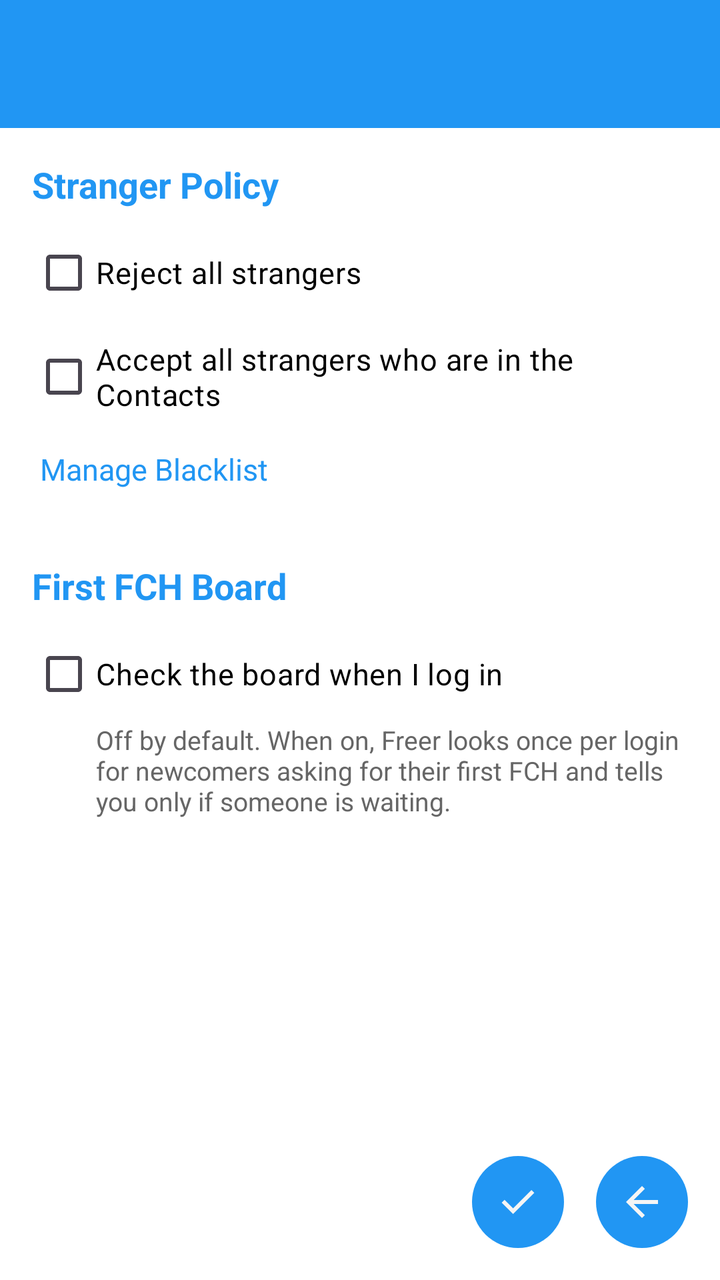
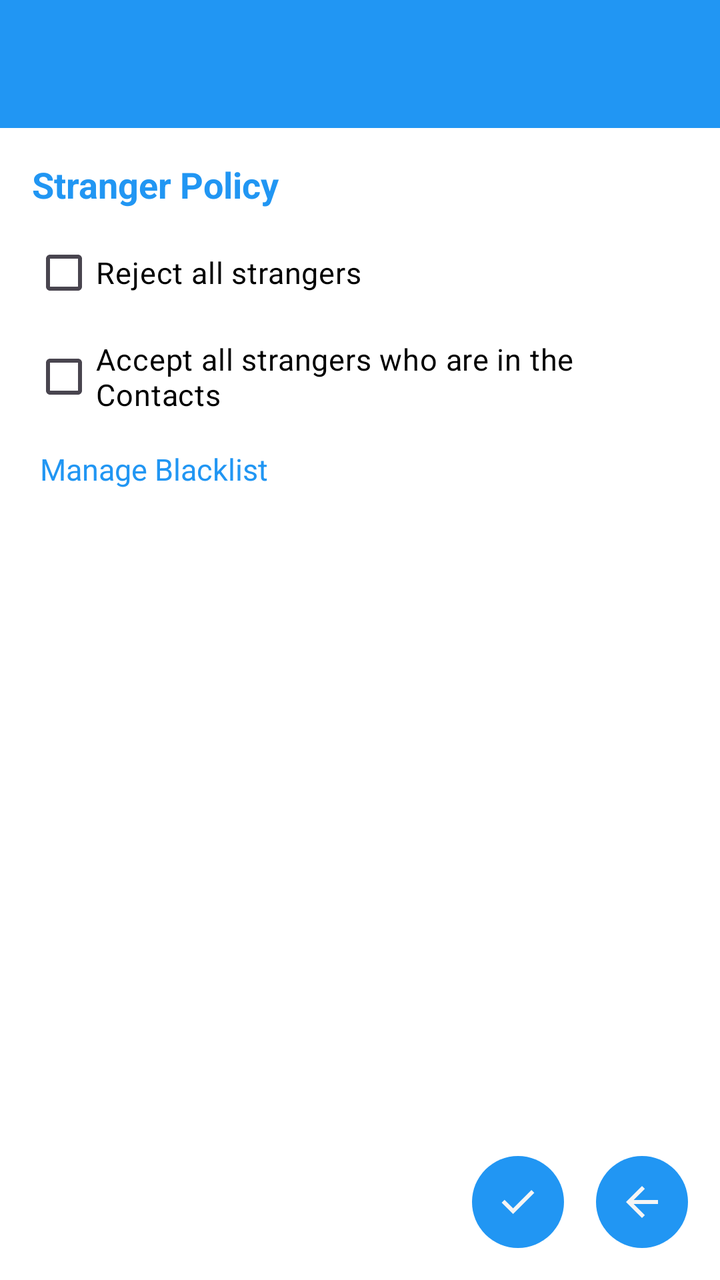

An Android layout rendered at two revisions. The XML below is the earlier revision; the diff shows what the commit changed to produce the second picture.
<!-- AndroidManifest.xml: application theme Theme.Freer -->
<!-- res/layout/activity_p2p_chat_settings.xml -->
<?xml version="1.0" encoding="utf-8"?>
<LinearLayout xmlns:android="http://schemas.android.com/apk/res/android"
    xmlns:app="http://schemas.android.com/apk/res-auto"
    android:layout_width="match_parent"
    android:layout_height="match_parent"
    android:orientation="vertical">

    <include layout="@layout/common_toolbar" />

    <ScrollView
        android:id="@+id/scroll_view"
        android:layout_width="match_parent"
        android:layout_height="0dp"
        android:layout_weight="1"
        android:fillViewport="true">

        <LinearLayout
            android:layout_width="match_parent"
            android:layout_height="wrap_content"
            android:orientation="vertical"
            android:padding="16dp">

            
            <TextView
                android:layout_width="match_parent"
                android:layout_height="wrap_content"
                android:text="@string/stranger_policy"
                android:textColor="@color/colorAccent"
                android:textSize="18sp"
                android:textStyle="bold"
                android:layout_marginBottom="8dp" />

            <CheckBox
                android:id="@+id/cb_reject_all_strangers"
                android:layout_width="match_parent"
                android:layout_height="wrap_content"
                android:text="@string/reject_all_strangers"
                android:textColor="@color/text"
                android:textSize="15sp"
                android:layout_marginBottom="4dp" />

            <CheckBox
                android:id="@+id/cb_auto_accept_contacts"
                android:layout_width="match_parent"
                android:layout_height="wrap_content"
                android:text="@string/auto_accept_contact_strangers"
                android:textColor="@color/text"
                android:textSize="15sp"
                android:layout_marginBottom="8dp" />

            <TextView
                android:id="@+id/link_manage_blacklist"
                android:layout_width="wrap_content"
                android:layout_height="wrap_content"
                android:text="@string/manage_blacklist"
                android:textColor="@color/colorAccent"
                android:textSize="15sp"
                android:clickable="true"
                android:focusable="true"
                android:padding="4dp"
                android:layout_marginBottom="16dp" />

            
            <TextView
                android:layout_width="match_parent"
                android:layout_height="wrap_content"
                android:text="@string/first_fch_board_name"
                android:textColor="@color/colorAccent"
                android:textSize="18sp"
                android:textStyle="bold"
                android:layout_marginTop="16dp"
                android:layout_marginBottom="8dp" />

            <CheckBox
                android:id="@+id/cb_check_board_at_login"
                android:layout_width="match_parent"
                android:layout_height="wrap_content"
                android:text="@string/check_board_at_login"
                android:textColor="@color/text"
                android:textSize="15sp" />

            <TextView
                android:layout_width="match_parent"
                android:layout_height="wrap_content"
                android:text="@string/check_board_at_login_hint"
                android:textColor="@color/text_secondary"
                android:textSize="13sp"
                android:layout_marginStart="32dp"
                android:layout_marginBottom="16dp" />

        </LinearLayout>

    </ScrollView>

    <LinearLayout
        android:layout_width="match_parent"
        android:layout_height="wrap_content"
        android:orientation="horizontal"
        android:gravity="end"
        android:padding="8dp">

        <ImageButton
            android:id="@+id/save_button"
            style="@style/ImageButtonStyle"
            android:src="@drawable/ic_tick"
            android:contentDescription="@string/save" />

        <ImageButton
            android:id="@+id/back_button"
            style="@style/ImageButtonStyle"
            android:src="@drawable/ic_back"
            android:contentDescription="@string/back" />

    </LinearLayout>

</LinearLayout>
<!-- res/layout/common_toolbar.xml (included above) -->
<?xml version="1.0" encoding="utf-8"?>
<androidx.appcompat.widget.Toolbar xmlns:android="http://schemas.android.com/apk/res/android"
    xmlns:app="http://schemas.android.com/apk/res-auto"
    android:id="@+id/toolbar"
    android:layout_width="match_parent"
    android:layout_height="?attr/actionBarSize"
    android:background="@color/accent"
    android:theme="@style/ThemeOverlay.Freer.Toolbar">

    <LinearLayout
        android:id="@+id/toolbar_fid_container"
        android:layout_width="wrap_content"
        android:layout_height="match_parent"
        android:layout_gravity="end"
        android:orientation="horizontal"
        android:gravity="end|center_vertical"
        android:visibility="gone"
        android:clickable="true"
        android:focusable="true"
        android:paddingStart="8dp"
        android:paddingEnd="16dp"
        android:background="?android:attr/selectableItemBackground">

        <TextView
            android:id="@+id/toolbar_fid_text"
            android:layout_width="130dp"
            android:layout_height="wrap_content"
            android:textColor="@color/main_background"
            android:paddingStart="8dp"
            android:paddingEnd="4dp"
            android:textSize="14sp"
            android:maxLines="1"
            android:gravity="end"
            android:ellipsize="middle" />

        <ImageView
            android:id="@+id/toolbar_avatar"
            android:layout_width="42dp"
            android:layout_height="42dp"
            android:background="@color/accent"
            android:scaleType="centerCrop"
            android:contentDescription="@string/avatar" />

    </LinearLayout>

</androidx.appcompat.widget.Toolbar>
<!-- resources referenced by this layout -->
<resources>
  <color name="accent">#2196F3</color>
  <color name="colorAccent">#2196F3</color>
  <color name="main_background">#F5F5F5</color>
  <color name="text">#000000</color>
  <color name="text_secondary">#666666</color>
  <!-- drawable ic_back (drawable) -->
  <vector xmlns:android="http://schemas.android.com/apk/res/android"
      android:width="24dp"
      android:height="24dp"
      android:viewportWidth="960"
      android:viewportHeight="960">
    <path
        android:pathData="m313,520 l224,224 -57,56 -320,-320 320,-320 57,56 -224,224h487v80L313,520Z"
        android:fillColor="@color/main_background"/>
  </vector>
  <!-- drawable ic_tick (drawable) -->
  <vector xmlns:android="http://schemas.android.com/apk/res/android"
      android:width="24dp"
      android:height="24dp"
      android:viewportWidth="960"
      android:viewportHeight="960">
    <path
        android:pathData="M382,720 L154,492l57,-57 171,171 367,-367 57,57 -424,424Z"
        android:fillColor="#75FB4C"/>
  </vector>
  <string name="auto_accept_contact_strangers">Accept all strangers who are in the Contacts</string>
  <string name="avatar">Avatar</string>
  <string name="back">Back</string>
  <string name="check_board_at_login">Check the board when I log in</string>
  <string name="check_board_at_login_hint">Off by default. When on, Freer looks once per login for newcomers asking for their first FCH and tells you only if someone is waiting.</string>
  <string name="first_fch_board_name">First FCH Board</string>
  <string name="manage_blacklist">Manage Blacklist</string>
  <string name="reject_all_strangers">Reject all strangers</string>
  <string name="save">Save</string>
  <string name="stranger_policy">Stranger Policy</string>
  <style name="ImageButtonStyle">
          <item name="android:layout_width">46dp</item>
          <item name="android:layout_height">46dp</item>
          <item name="android:layout_margin">8dp</item>
          <item name="android:background">@drawable/bg_round_accent</item>
          <item name="android:tint">@color/main_background</item>
          <item name="android:scaleType">centerInside</item>
          <item name="android:padding">8dp</item>
      </style>
  <style name="ThemeOverlay.Freer.Toolbar" parent="ThemeOverlay.AppCompat.ActionBar">
          <item name="android:textColorPrimary">@color/main_background</item>
          <item name="android:textColorSecondary">@color/main_background</item>
      </style>
  <style name="Theme.Freer" parent="Base.Theme.Freer" />
  <!-- drawable bg_round_accent (drawable) -->
  <?xml version="1.0" encoding="utf-8"?>
  <shape xmlns:android="http://schemas.android.com/apk/res/android"
      android:shape="oval">
      <solid android:color="@color/accent" />
  </shape>
  <style name="Base.Theme.Freer" parent="Theme.Material3.DayNight.NoActionBar">
          <item name="colorPrimary">#2196F3</item>
          <item name="colorAccent">#2196F3</item>
          <item name="android:windowBackground">#FFFFFF</item>
          
          <item name="android:windowLayoutInDisplayCutoutMode">shortEdges</item>
          <item name="android:enforceNavigationBarContrast">false</item>
          <item name="android:enforceStatusBarContrast">false</item>
          <item name="android:statusBarColor">@android:color/transparent</item>
          <item name="android:navigationBarColor">@android:color/transparent</item>
          <item name="android:windowLightStatusBar">true</item>
          <item name="android:windowLightNavigationBar">true</item>
      </style>
</resources>

<!-- the commit's change to res/layout/activity_p2p_chat_settings.xml (unified diff, before → after) -->
@@ -58,34 +58,6 @@
                 android:clickable="true"
                 android:focusable="true"
                 android:padding="4dp"
-                android:layout_marginBottom="16dp" />
-
-            
-            <TextView
-                android:layout_width="match_parent"
-                android:layout_height="wrap_content"
-                android:text="@string/first_fch_board_name"
-                android:textColor="@color/colorAccent"
-                android:textSize="18sp"
-                android:textStyle="bold"
-                android:layout_marginTop="16dp"
-                android:layout_marginBottom="8dp" />
-
-            <CheckBox
-                android:id="@+id/cb_check_board_at_login"
-                android:layout_width="match_parent"
-                android:layout_height="wrap_content"
-                android:text="@string/check_board_at_login"
-                android:textColor="@color/text"
-                android:textSize="15sp" />
-
-            <TextView
-                android:layout_width="match_parent"
-                android:layout_height="wrap_content"
-                android:text="@string/check_board_at_login_hint"
-                android:textColor="@color/text_secondary"
-                android:textSize="13sp"
-                android:layout_marginStart="32dp"
                 android:layout_marginBottom="16dp" />
 
         </LinearLayout>
<!-- resource entries referenced after the edit -->
@@ -4,7 +4,6 @@
   <color name="colorAccent">#2196F3</color>
   <color name="main_background">#F5F5F5</color>
   <color name="text">#000000</color>
-  <color name="text_secondary">#666666</color>
   <!-- drawable ic_back (drawable) -->
   <vector xmlns:android="http://schemas.android.com/apk/res/android"
       android:width="24dp"
@@ -28,9 +27,6 @@
   <string name="auto_accept_contact_strangers">Accept all strangers who are in the Contacts</string>
   <string name="avatar">Avatar</string>
   <string name="back">Back</string>
-  <string name="check_board_at_login">Check the board when I log in</string>
-  <string name="check_board_at_login_hint">Off by default. When on, Freer looks once per login for newcomers asking for their first FCH and tells you only if someone is waiting.</string>
-  <string name="first_fch_board_name">First FCH Board</string>
   <string name="manage_blacklist">Manage Blacklist</string>
   <string name="reject_all_strangers">Reject all strangers</string>
   <string name="save">Save</string>
